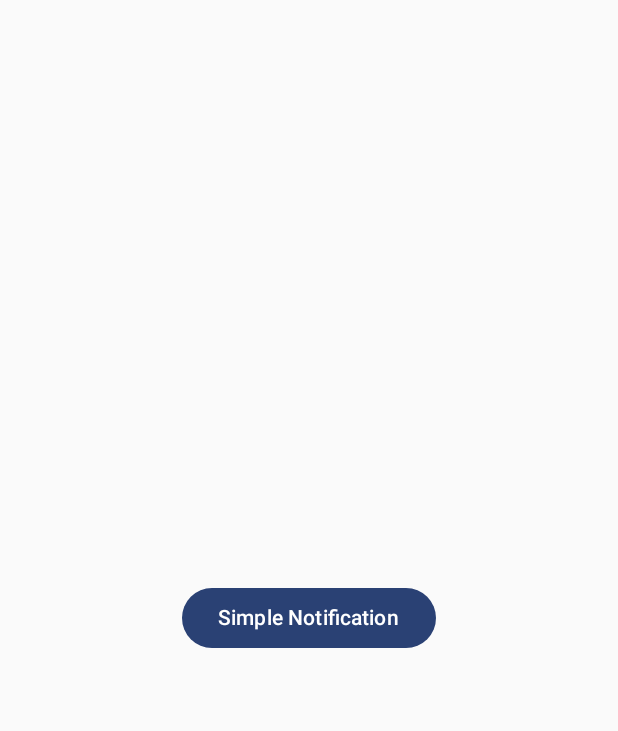
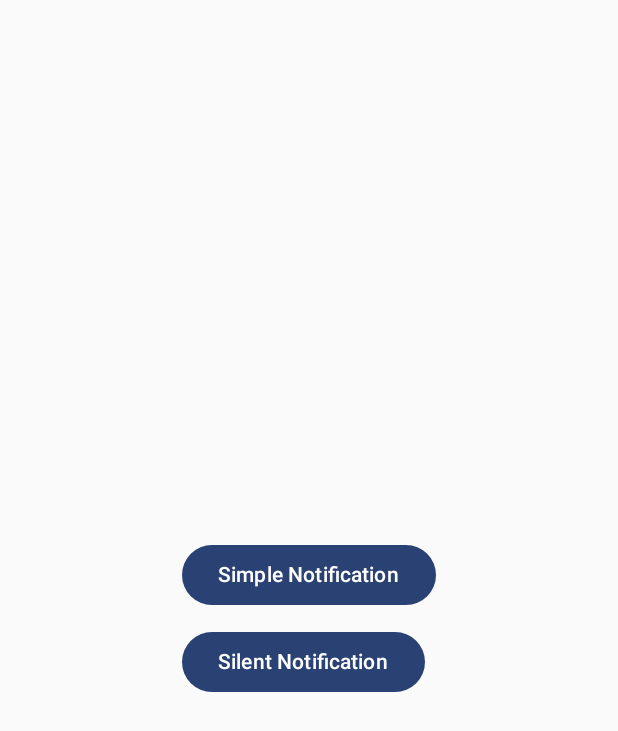
Before and after one commit to RxSajib/Notification-Android, an Android app built with Jetpack Compose: the screen it shows after launch (MainActivity), on a phone screen of 412 x 824 dp. Shown: the top 731 px of the screen. Run offline under Robolectric (Android 15) with nearby library versions, the phone set to English and light mode, and no system bars.

Commit message:
silent notification

```diff
--- a/app/src/main/java/com/git/notificationcompose/MainActivity.kt
+++ b/app/src/main/java/com/git/notificationcompose/MainActivity.kt
@@ -6,7 +6,9 @@ import androidx.activity.compose.setContent
 import androidx.activity.enableEdgeToEdge
 import androidx.compose.foundation.layout.Box
 import androidx.compose.foundation.layout.Column
+import androidx.compose.foundation.layout.Spacer
 import androidx.compose.foundation.layout.fillMaxSize
+import androidx.compose.foundation.layout.height
 import androidx.compose.foundation.layout.padding
 import androidx.compose.material3.Button
 import androidx.compose.material3.Scaffold
@@ -15,6 +17,8 @@ import androidx.compose.runtime.Composable
 import androidx.compose.ui.Alignment
 import androidx.compose.ui.Modifier
 import androidx.compose.ui.tooling.preview.Preview
+import androidx.compose.ui.unit.dp
+import com.git.notificationcompose.notification.createSilentNotification
 import com.git.notificationcompose.notification.createSimpleNotification
 import com.git.notificationcompose.ui.theme.NotificationComposeTheme
 
@@ -32,6 +36,14 @@ class MainActivity : ComponentActivity() {
                         }) {
                             Text(
                                 text = "Simple Notification"
+                            )
+                        }
+                        Spacer(modifier = Modifier.height(10.dp))
+                        Button(onClick = {
+                            createSilentNotification(this@MainActivity)
+                        }) {
+                            Text(
+                                text = "Silent Notification"
                             )
                         }
                     }
--- a/app/src/main/java/com/git/notificationcompose/app/MyApplication.kt
+++ b/app/src/main/java/com/git/notificationcompose/app/MyApplication.kt
@@ -21,7 +21,7 @@ class MyApplication : Application() {
         if(Build.VERSION.SDK_INT >= Build.VERSION_CODES.O){
             val channel = NotificationChannel(Default, Default_Name, NotificationManager.IMPORTANCE_DEFAULT)
 
-            val silent_notification_channel = NotificationChannel(Silent_Notification_Id, Silent_Notification_Name, NotificationManager.IMPORTANCE_DEFAULT)
+            val silent_notification_channel = NotificationChannel(Silent_Notification_Id, Silent_Notification_Name, NotificationManager.IMPORTANCE_LOW)
 
             val notificationManager = getSystemService(Context.NOTIFICATION_SERVICE) as NotificationManager
             notificationManager.createNotificationChannels(listOf(channel, silent_notification_channel))
```
Also changed, not shown: app/src/main/java/com/git/notificationcompose/notification/SilentNotification.kt (added, +27 -0 lines), app/src/main/java/com/git/notificationcompose/notification/DefaultNotification.kt (renamed from app/src/main/java/com/git/notificationcompose/notification/Notification.kt).
